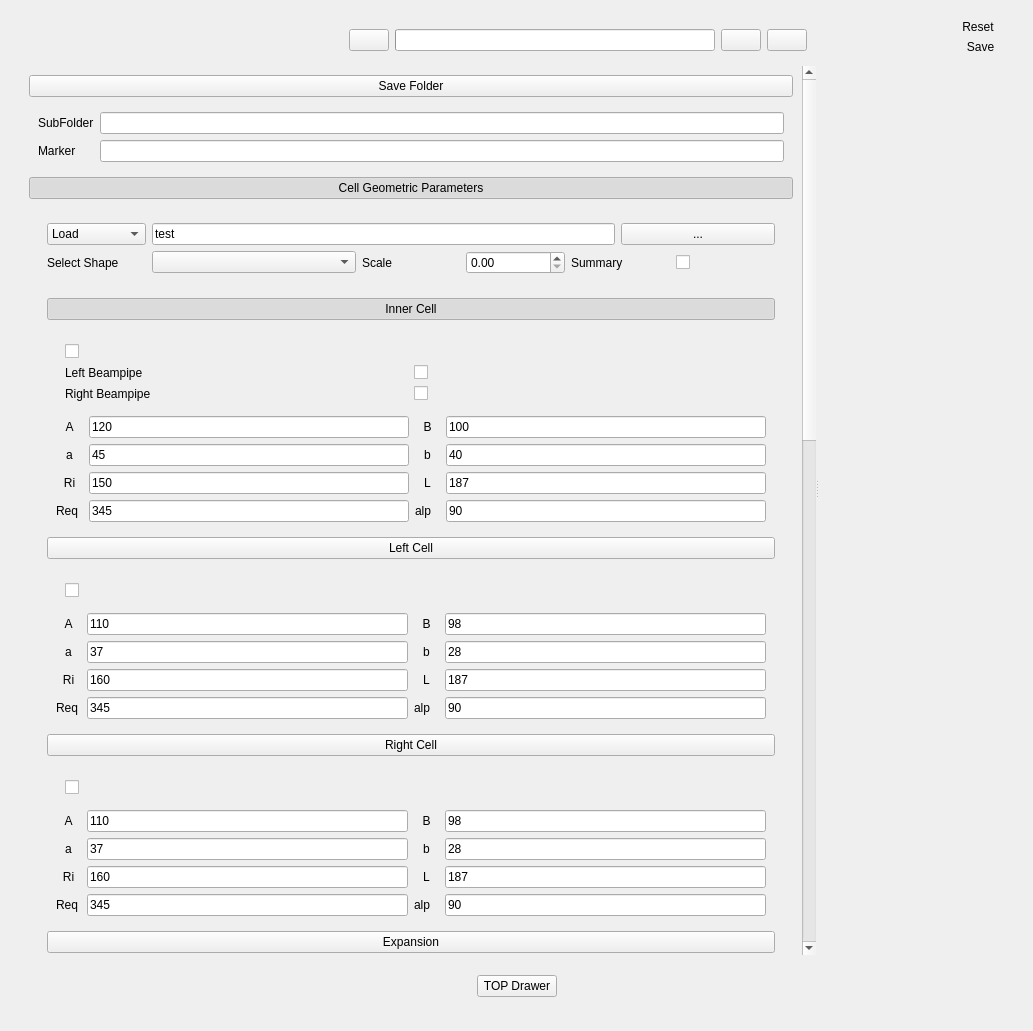
First picture: the form in ui_files/wakefield.ui, repository Dark-Elektron/CavityDesignHub, before the edit.
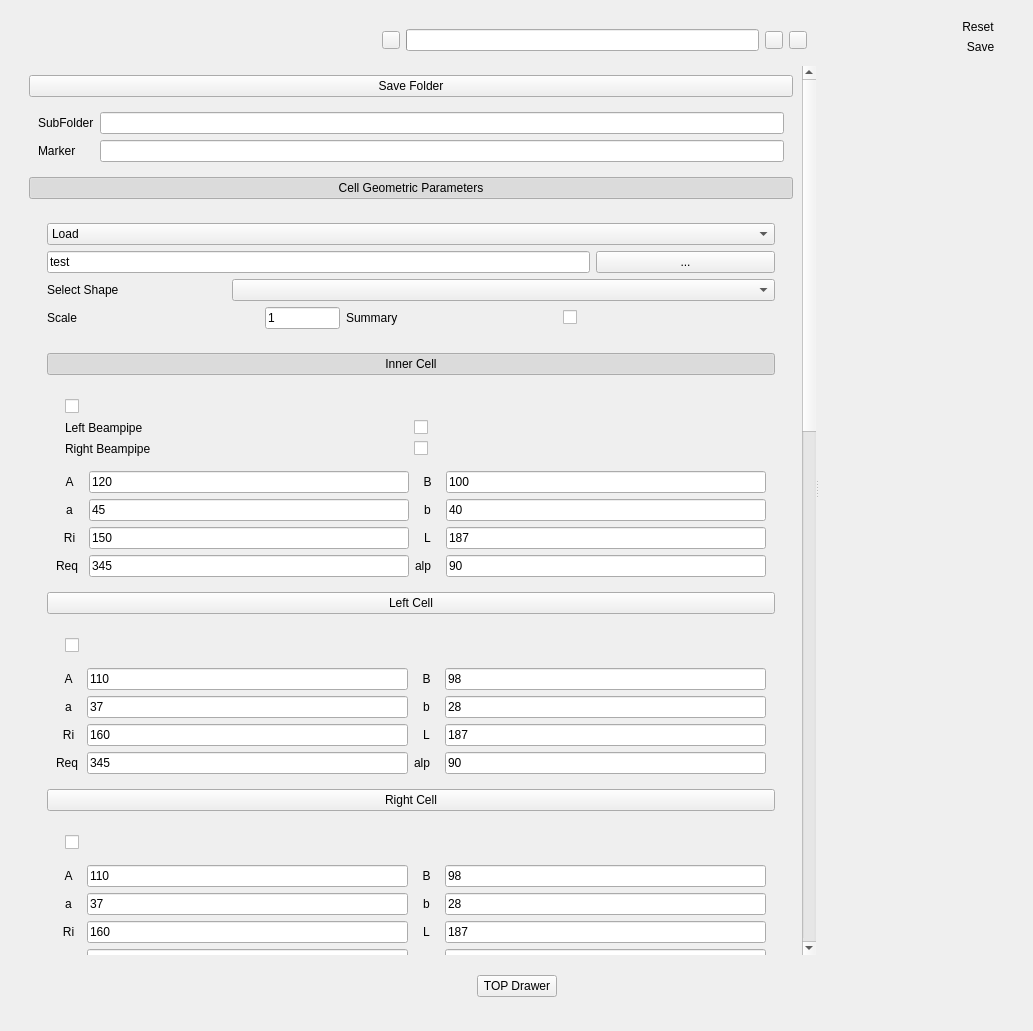
Second picture: the form after the edit. Icons and pictures are not drawn. Custom widgets are drawn as their Qt base class.

```diff
--- a/ui_files/wakefield.ui
+++ b/ui_files/wakefield.ui
@@ -50,7 +50,7 @@
                <x>0</x>
                <y>0</y>
                <width>736</width>
-               <height>2504</height>
+               <height>2562</height>
               </rect>
              </property>
              <property name="styleSheet">
@@ -1231,55 +1231,44 @@
                     <string notr="true"/>
                    </property>
                    <layout class="QGridLayout" name="gridLayout_35">
-                    <item row="0" column="0">
-                     <widget class="QComboBox" name="cb_Shape_Entry_Mode">
+                    <item row="3" column="1">
+                     <widget class="QLineEdit" name="le_Scale">
+                      <property name="maximumSize">
+                       <size>
+                        <width>75</width>
+                        <height>16777215</height>
+                       </size>
+                      </property>
                       <property name="toolTip">
                        <string>Load cavities from json file or enter cavity dimensions manually.</string>
                       </property>
-                      <item>
-                       <property name="text">
-                        <string>Load</string>
-                       </property>
-                      </item>
-                      <item>
-                       <property name="text">
-                        <string>Manual</string>
-                       </property>
-                      </item>
+                      <property name="text">
+                       <string>1</string>
+                      </property>
                      </widget>
                     </item>
-                    <item row="2" column="5">
+                    <item row="3" column="2">
                      <widget class="QLabel" name="label_11">
                       <property name="text">
                        <string>Summary</string>
                       </property>
                      </widget>
                     </item>
-                    <item row="2" column="1" colspan="2">
-                     <widget class="QCheckableComboBox" name="cb_Shape_Space_Keys"/>
-                    </item>
-                    <item row="2" column="0">
-                     <widget class="QLabel" name="label_16">
-                      <property name="text">
-                       <string>Select Shape</string>
-                      </property>
-                     </widget>
-                    </item>
-                    <item row="2" column="6">
+                    <item row="3" column="3">
                      <widget class="SwitchControl" name="sc_Create_Summary">
                       <property name="toolTip">
                        <string>Check to create a summary of analysed cavities</string>
                       </property>
                      </widget>
                     </item>
-                    <item row="2" column="3">
+                    <item row="3" column="0">
                      <widget class="QLabel" name="label_17">
                       <property name="text">
                        <string>Scale</string>
                       </property>
                      </widget>
                     </item>
-                    <item row="0" column="1" colspan="6">
+                    <item row="1" column="0" colspan="4">
                      <widget class="QWidget" name="w_Select_Shape_Space" native="true">
                       <layout class="QGridLayout" name="gridLayout_86">
                        <property name="leftMargin">
@@ -1311,11 +1300,35 @@
                          </property>
                         </widget>
                        </item>
+                       <item row="1" column="0">
+                        <widget class="QLabel" name="label_16">
+                         <property name="text">
+                          <string>Select Shape</string>
+                         </property>
+                        </widget>
+                       </item>
+                       <item row="1" column="1" colspan="3">
+                        <widget class="QCheckableComboBox" name="cb_Shape_Space_Keys"/>
+                       </item>
                       </layout>
                      </widget>
                     </item>
-                    <item row="2" column="4">
-                     <widget class="QDoubleSpinBox" name="dsb_Scale_Cavity"/>
+                    <item row="0" column="0" colspan="4">
+                     <widget class="QComboBox" name="cb_Shape_Entry_Mode">
+                      <property name="toolTip">
+                       <string>Load cavities from json file or enter cavity dimensions manually.</string>
+                      </property>
+                      <item>
+                       <property name="text">
+                        <string>Load</string>
+                       </property>
+                      </item>
+                      <item>
+                       <property name="text">
+                        <string>Manual</string>
+                       </property>
+                      </item>
+                     </widget>
                     </item>
                    </layout>
                   </widget>
@@ -1902,8 +1915,8 @@
               <widget class="QPushButton" name="pb_Run">
                <property name="maximumSize">
                 <size>
-                 <width>75</width>
-                 <height>16777215</height>
+                 <width>18</width>
+                 <height>18</height>
                 </size>
                </property>
                <property name="styleSheet">
@@ -1918,8 +1931,8 @@
                </property>
                <property name="iconSize">
                 <size>
-                 <width>24</width>
-                 <height>24</height>
+                 <width>18</width>
+                 <height>18</height>
                 </size>
                </property>
                <property name="flat">
@@ -1929,6 +1942,12 @@
              </item>
              <item row="0" column="6">
               <widget class="QPushButton" name="pb_Cancel">
+               <property name="maximumSize">
+                <size>
+                 <width>18</width>
+                 <height>18</height>
+                </size>
+               </property>
                <property name="styleSheet">
                 <string notr="true"/>
                </property>
@@ -1941,14 +1960,20 @@
                </property>
                <property name="iconSize">
                 <size>
-                 <width>24</width>
-                 <height>24</height>
+                 <width>18</width>
+                 <height>18</height>
                 </size>
                </property>
               </widget>
              </item>
              <item row="0" column="5">
               <widget class="QPushButton" name="pb_Pause_Resume">
+               <property name="maximumSize">
+                <size>
+                 <width>18</width>
+                 <height>18</height>
+                </size>
+               </property>
                <property name="text">
                 <string/>
                </property>
@@ -1958,8 +1983,8 @@
                </property>
                <property name="iconSize">
                 <size>
-                 <width>24</width>
-                 <height>24</height>
+                 <width>18</width>
+                 <height>18</height>
                 </size>
                </property>
               </widget>
```
Left out of the diff: 2 changed lines with no effect on the pictures.
